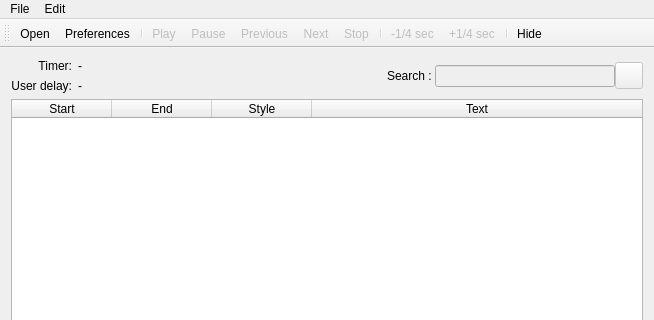
The window that mainwindow.ui (Subtivals/subtivals) describes before a commit, drawn with Qt 5; both pictures show x 0 to 654 and y 0 to 320 of the 654 by 500 pixel window.
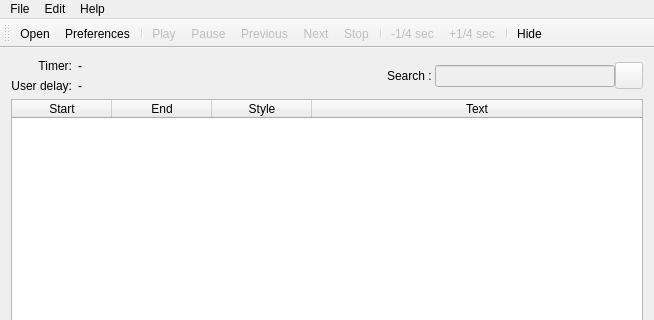
The same window after the commit. Icons and pictures are not drawn.

Commit message: A simple about dialog (fixes #69)

```diff
--- a/mainwindow.ui
+++ b/mainwindow.ui
@@ -182,7 +182,7 @@
      <x>0</x>
      <y>0</y>
      <width>654</width>
-     <height>23</height>
+     <height>25</height>
     </rect>
    </property>
    <widget class="QMenu" name="menuFile">
@@ -200,8 +200,16 @@
     </property>
     <addaction name="actionPreferences"/>
    </widget>
+   <widget class="QMenu" name="menuAide">
+    <property name="title">
+     <string>Help</string>
+    </property>
+    <addaction name="separator"/>
+    <addaction name="actionAbout"/>
+   </widget>
    <addaction name="menuFile"/>
    <addaction name="menuEdit"/>
+   <addaction name="menuAide"/>
   </widget>
   <widget class="QToolBar" name="mainToolBar">
    <property name="toolButtonStyle">
```
Left out of the diff: 22 changed lines with no effect on the pictures. The commit also changes 2 other files.
